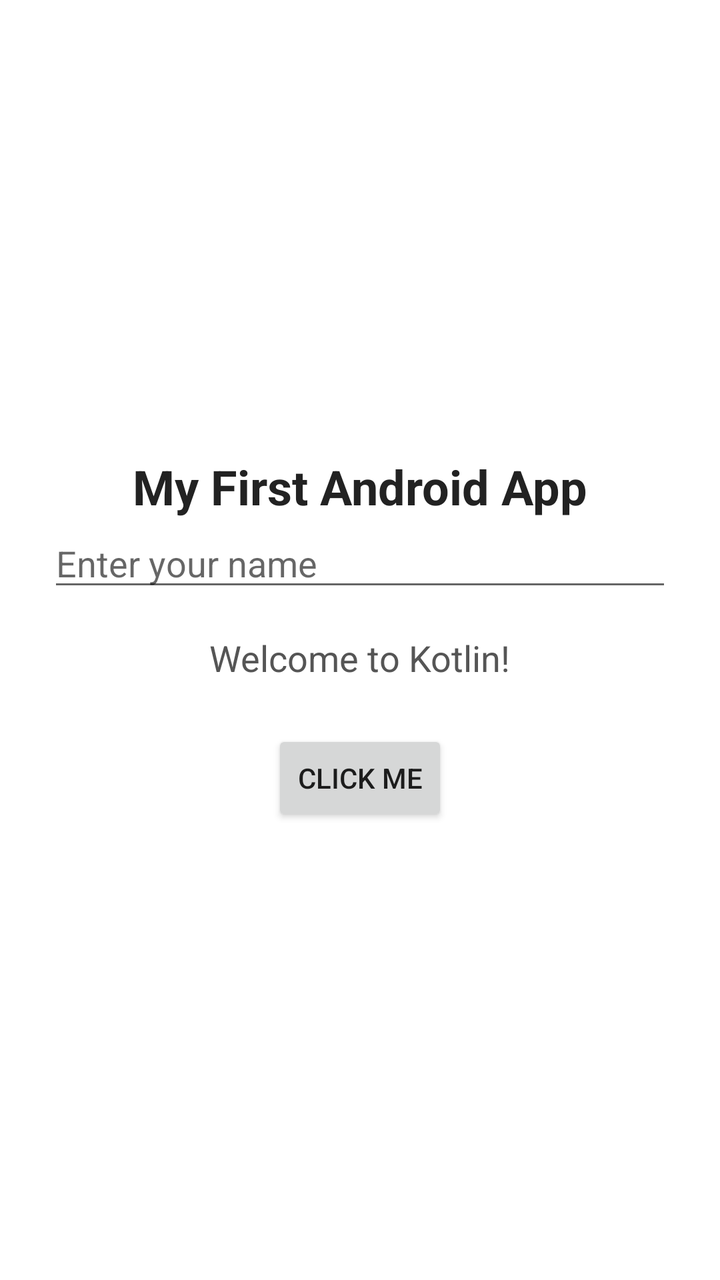
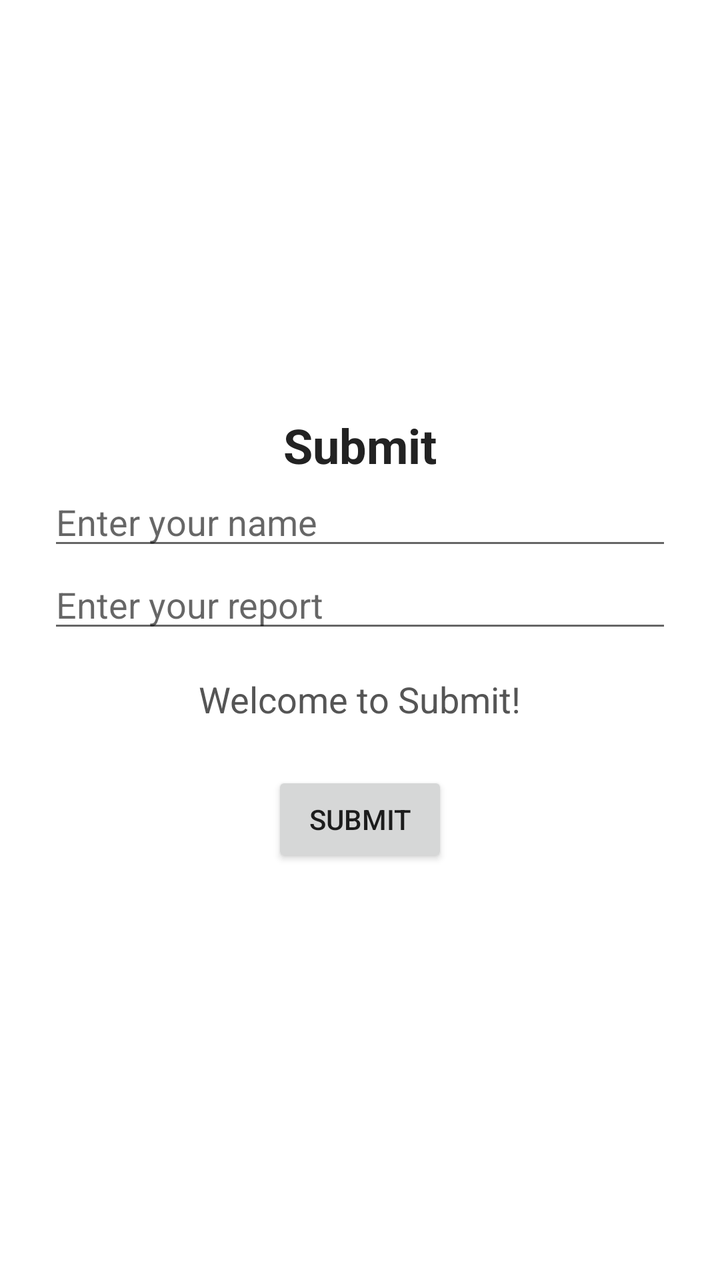

Two renders of the same Android screen: before a commit and after it. Below are the layout's source before the change and the commit's diff.
<!-- AndroidManifest.xml: application theme android:Theme.Material.Light.NoActionBar -->
<!-- res/layout/activity_main.xml -->
<?xml version="1.0" encoding="utf-8"?>
<LinearLayout
    xmlns:android="http://schemas.android.com/apk/res/android"
    android:layout_width="match_parent"
    android:layout_height="match_parent"
    android:orientation="vertical"
    android:gravity="center"
    android:padding="24dp"
    android:background="#FFFFFF">

    <TextView
        android:id="@+id/title"
        android:layout_width="wrap_content"
        android:layout_height="wrap_content"
        android:text="My First Android App"
        android:textSize="24sp"
        android:textStyle="bold"
        android:textColor="#222222"/>

              <EditText
    android:id="@+id/inputField"
    android:layout_width="match_parent"
    android:layout_height="wrap_content"
    android:hint="Enter your name"
    android:inputType="text" />

    <TextView
        android:id="@+id/message"
        android:layout_width="wrap_content"
        android:layout_height="wrap_content"
        android:layout_marginTop="16dp"
        android:text="Welcome to Kotlin!"
        android:textSize="18sp"
        android:textColor="#555555"/>

  


    <Button
        android:id="@+id/btnClick"
        android:layout_width="wrap_content"
        android:layout_height="wrap_content"
        android:layout_marginTop="24dp"
        android:text="Click Me"/>

</LinearLayout>
<!-- resources referenced by this layout -->
<resources>

</resources>

<!-- the commit's change to res/layout/activity_main.xml (unified diff, before → after) -->
@@ -12,7 +12,7 @@
         android:id="@+id/title"
         android:layout_width="wrap_content"
         android:layout_height="wrap_content"
-        android:text="My First Android App"
+        android:text="Submit"
         android:textSize="24sp"
         android:textStyle="bold"
         android:textColor="#222222"/>
@@ -24,12 +24,19 @@
     android:hint="Enter your name"
     android:inputType="text" />
 
+     <EditText
+    android:id="@+id/inputField"
+    android:layout_width="match_parent"
+    android:layout_height="wrap_content"
+    android:hint="Enter your report"
+    android:inputType="text" />
+
     <TextView
         android:id="@+id/message"
         android:layout_width="wrap_content"
         android:layout_height="wrap_content"
         android:layout_marginTop="16dp"
-        android:text="Welcome to Kotlin!"
+        android:text="Welcome to Submit!"
         android:textSize="18sp"
         android:textColor="#555555"/>
 
@@ -41,6 +48,6 @@
         android:layout_width="wrap_content"
         android:layout_height="wrap_content"
         android:layout_marginTop="24dp"
-        android:text="Click Me"/>
+        android:text="Submit"/>
 
 </LinearLayout>
